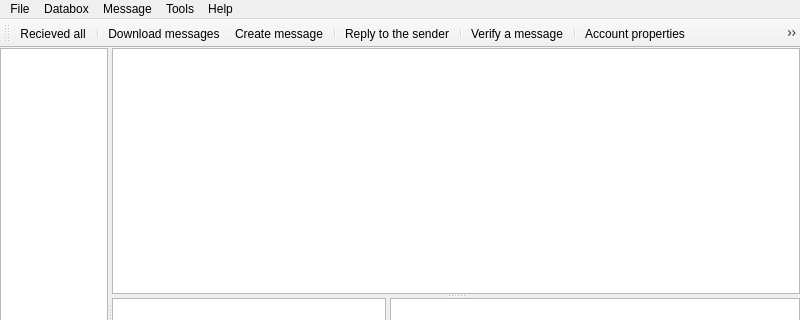
Old version of the form src/gui/ui/datovka.ui in the repository psakar/datovka; both pictures show x 0 to 800 and y 0 to 320 of the 800 by 600 pixel window.
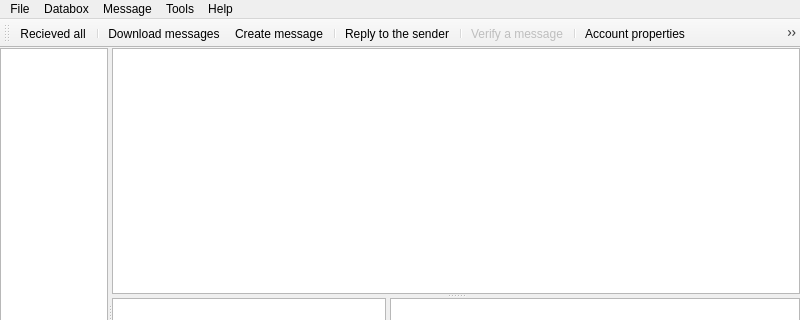
New version of the form. Icons and pictures are not drawn.

```diff
--- a/src/gui/ui/datovka.ui
+++ b/src/gui/ui/datovka.ui
@@ -659,6 +659,9 @@
    </property>
   </action>
   <action name="actionReply_to_the_sender">
+   <property name="enabled">
+    <bool>true</bool>
+   </property>
    <property name="icon">
     <iconset resource="../../../res/resources.qrc">
      <normaloff>:/icons/24x24/datovka-message-reply.png</normaloff>:/icons/24x24/datovka-message-reply.png</iconset>
@@ -674,6 +677,9 @@
    </property>
   </action>
   <action name="actionVerify_a_message">
+   <property name="enabled">
+    <bool>false</bool>
+   </property>
    <property name="icon">
     <iconset resource="../../../res/resources.qrc">
      <normaloff>:/icons/24x24/datovka-message-verify.png</normaloff>:/icons/24x24/datovka-message-verify.png</iconset>
```
